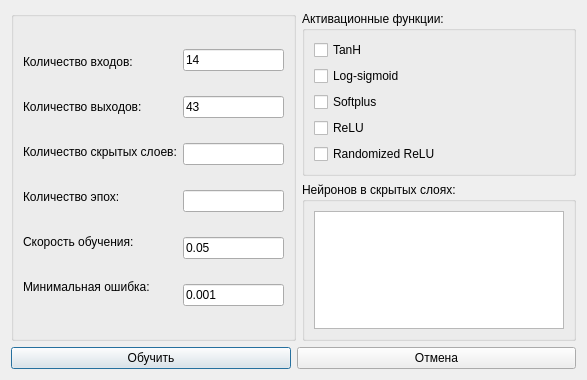
Before: the Qt Designer form TeachingDialog.ui in Isgeny/ArtificialNeuralNetwork, drawn with Qt 5.
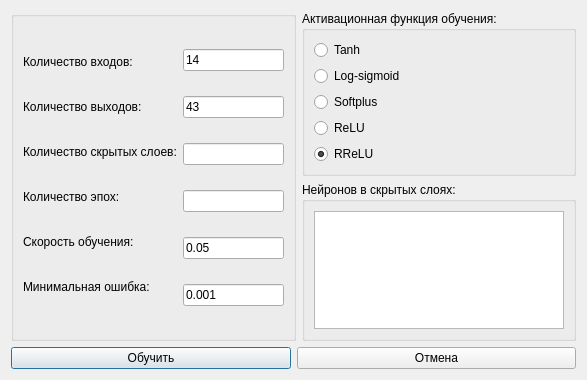
After: the same form once the commit is applied.

Patch:
```diff
--- a/TeachingDialog.ui
+++ b/TeachingDialog.ui
@@ -176,41 +176,44 @@
          <item>
           <widget class="QGroupBox" name="groupBox">
            <property name="title">
-            <string>Активационные функции:</string>
+            <string>Активационная функция обучения:</string>
            </property>
            <layout class="QVBoxLayout" name="verticalLayout_2">
             <item>
-             <widget class="QCheckBox" name="chBox_Tanh">
+             <widget class="QRadioButton" name="rB_Tanh">
               <property name="text">
-               <string>TanH</string>
+               <string>Tanh</string>
               </property>
              </widget>
             </item>
             <item>
-             <widget class="QCheckBox" name="chBox_Logsigm">
+             <widget class="QRadioButton" name="rB_Logsigm">
               <property name="text">
                <string>Log-sigmoid</string>
               </property>
              </widget>
             </item>
             <item>
-             <widget class="QCheckBox" name="chBox_Softplus">
+             <widget class="QRadioButton" name="rB_Softplus">
               <property name="text">
                <string>Softplus</string>
               </property>
              </widget>
             </item>
             <item>
-             <widget class="QCheckBox" name="chBox_ReLU">
+             <widget class="QRadioButton" name="rB_ReLU">
               <property name="text">
                <string>ReLU</string>
               </property>
              </widget>
             </item>
             <item>
-             <widget class="QCheckBox" name="chBox_RReLU">
+             <widget class="QRadioButton" name="rB_RReLU">
               <property name="text">
-               <string>Randomized ReLU</string>
+               <string>RReLU</string>
+              </property>
+              <property name="checked">
+               <bool>true</bool>
               </property>
              </widget>
             </item>
```
Left out of the diff: 16 changed lines with no effect on the pictures.
